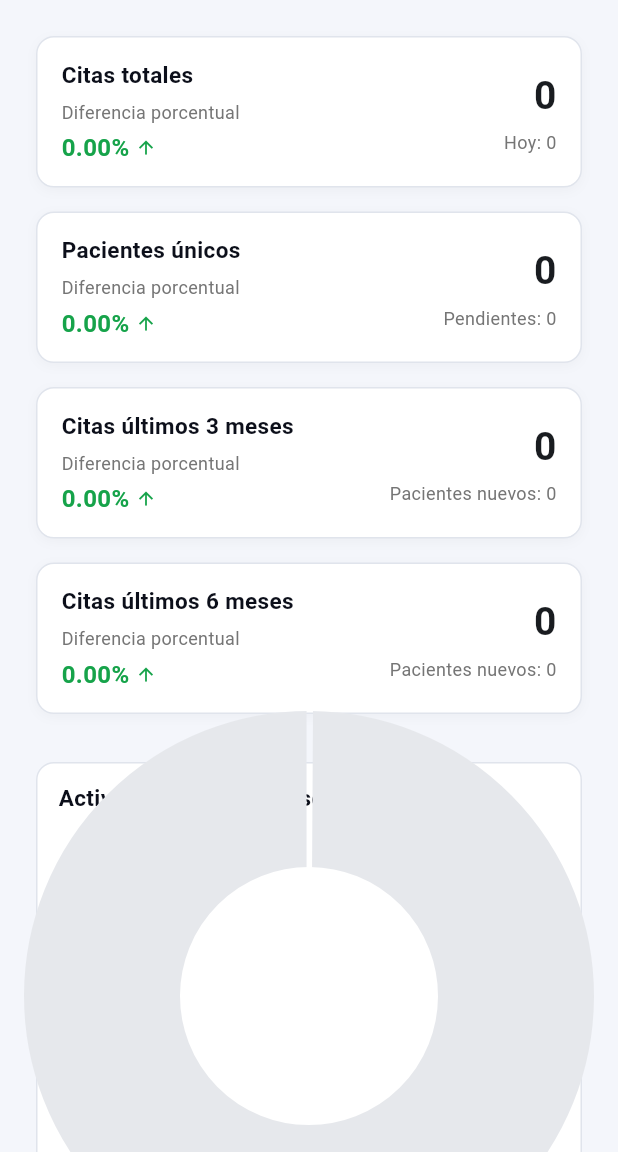
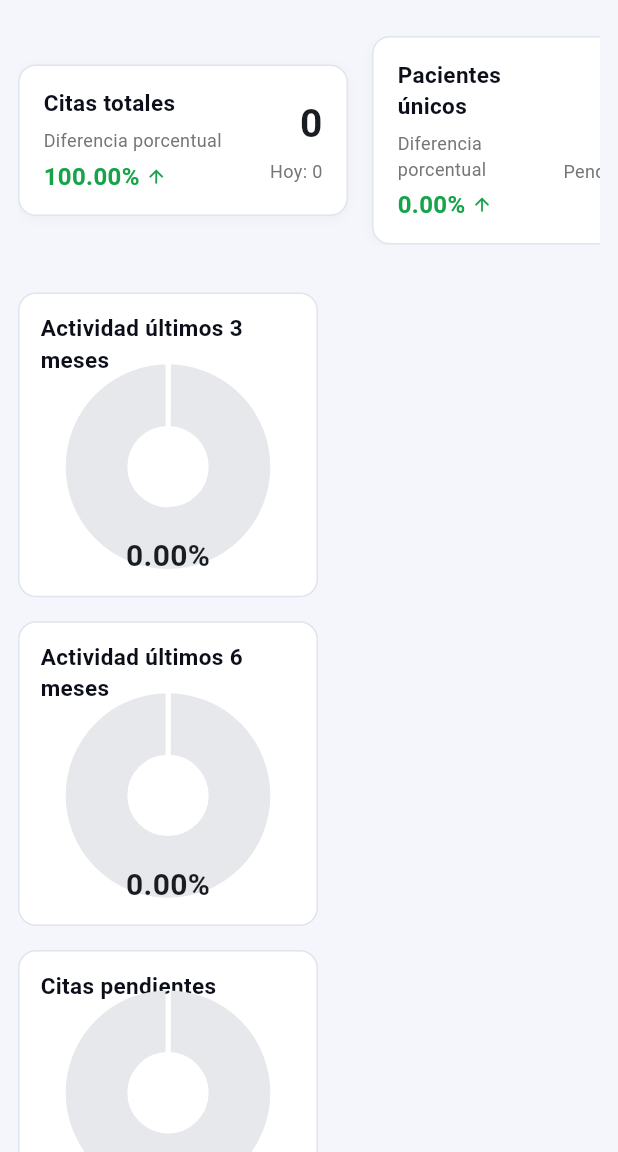
Before and after one commit to N1KOLAS-cyber/sistema-de-citas-medicas, a Flutter app: the DashboardPage screen opened directly with empty values, on a phone screen of 412 x 824 dp, the part 84-1236 px from its top. Run offline on Flutter 3.47's test engine with Material 3 defaults, Android fonts, the phone set to English and light mode, and no system bars; drawn by our look-alikes of fl_chart; our stand-ins replace cloud_firestore, equatable, firebase_auth, firebase_core, flutter_bloc; accounts and stored records are empty; network calls fail.

Commit message:
ajuntando el dashboard

```diff
--- a/lib/tabs/dashboard_page.dart
+++ b/lib/tabs/dashboard_page.dart
@@ -66,31 +66,57 @@ class _DashboardPageState extends State<DashboardPage> {
           DateTime startMonths(int months) =>
               DateTime(now.year, now.month - months, now.day);
 
-          bool isWithinMonths(DateTime? date, int months) {
-            if (date == null) return false;
-            return date.isAfter(startMonths(months));
+          String extractPatientId(Map<String, dynamic> data, String docId) {
+            return (data['patientId'] ??
+                    data['nombreUsuario'] ??
+                    data['patientEmail'] ??
+                    docId)
+                .toString();
           }
 
-          int countAppointmentsWithin(int months) => citas
-              .where((doc) => isWithinMonths(
-                  _parseDate(
-                      doc.data()['appointmentDate'] ?? doc.data()['fechaHora']),
-                  months))
-              .length;
+          int countAppointmentsWithin(int months, {Set<String>? statuses}) {
+            final cutoff = startMonths(months);
+            return citas.where((doc) {
+              final fecha =
+                  _parseDate(doc.data()['appointmentDate'] ?? doc.data()['fechaHora']);
+              if (fecha == null || fecha.isBefore(cutoff)) return false;
+              if (statuses != null && statuses.isNotEmpty) {
+                final status = (doc.data()['status'] ?? '').toString().toLowerCase();
+                if (!statuses.contains(status)) return false;
+              }
+              return true;
+            }).length;
+          }
 
           int countUniquePatientsWithin(int months) {
             final patients = <String>{};
+            final cutoff = startMonths(months);
             for (final doc in citas) {
-              final fecha = _parseDate(
-                  doc.data()['appointmentDate'] ?? doc.data()['fechaHora']);
-              if (!isWithinMonths(fecha, months)) continue;
-              final id = doc.data()['patientId'] ??
-                  doc.data()['nombreUsuario'] ??
-                  doc.data()['patientEmail'] ??
-                  doc.id;
-              patients.add(id.toString());
+              final fecha =
+                  _parseDate(doc.data()['appointmentDate'] ?? doc.data()['fechaHora']);
+              if (fecha == null || fecha.isBefore(cutoff)) continue;
+              patients.add(extractPatientId(doc.data(), doc.id));
             }
             return patients.length;
+          }
+
+          final Map<String, DateTime> firstAppointmentByPatient = {};
+          for (final doc in citas) {
+            final fecha =
+                _parseDate(doc.data()['appointmentDate'] ?? doc.data()['fechaHora']);
+            if (fecha == null) continue;
+            final id = extractPatientId(doc.data(), doc.id);
+            final current = firstAppointmentByPatient[id];
+            if (current == null || fecha.isBefore(current)) {
+              firstAppointmentByPatient[id] = fecha;
+            }
+          }
+
+          int countByStatus(Set<String> statuses) {
+            return citas.where((doc) {
+              final status = (doc.data()['status'] ?? '').toString().toLowerCase();
+              return statuses.contains(status);
+            }).length;
           }
 
           final citasHoy = citas.where((doc) {
@@ -101,27 +127,25 @@ class _DashboardPageState extends State<DashboardPage> {
             return truncated == today;
           }).length;
 
-          final pendientes = citas.where((doc) {
-            final status = (doc.data()['status'] ?? '').toString().toLowerCase();
-            return status == 'pending' ||
-                status == 'confirmada' ||
-                status == 'confirmed';
-          }).length;
+          final totalPacientes24m = countUniquePatientsWithin(24);
+          final totalCitas3m = countAppointmentsWithin(3);
+          final totalCitas6m = countAppointmentsWithin(6);
+          final completadas3m =
+              countAppointmentsWithin(3, statuses: {'completed'});
+          final completadas6m =
+              countAppointmentsWithin(6, statuses: {'completed'});
+          final pendientesCount =
+              countByStatus({'pending', 'confirmada', 'confirmed'});
+          final canceladasCount =
+              countByStatus({'cancelled', 'cancelada', 'canceled'});
 
-          final activos3m = countAppointmentsWithin(3);
-          final activos6m = countAppointmentsWithin(6);
-          final nuevos3m = countUniquePatientsWithin(3);
-          final nuevos6m = countUniquePatientsWithin(6);
+          const int objetivoCitas = 32;
+          const int objetivoPacientes = 32;
 
-          final totalPacientes24m = countUniquePatientsWithin(24);
+          double safeRatio(int value, int base) => base <= 0 ? 0 : value / base;
 
-          double ratioByBase(int value, int base) =>
-              base <= 0 ? 0 : value / base;
-
-          final ratioActividad3 = ratioByBase(activos3m, totalCitas);
-          final ratioActividad6 = ratioByBase(activos6m, totalCitas);
-          final ratioCaptacion3 = ratioByBase(nuevos3m, totalPacientes24m);
-          final ratioCaptacion6 = ratioByBase(nuevos6m, totalPacientes24m);
+          final ratioActividad3 = safeRatio(completadas3m, totalCitas3m);
+          final ratioActividad6 = safeRatio(completadas6m, totalCitas6m);
 
           final last90Days = startMonths(3);
           final dailyCounts = <DateTime, int>{};
@@ -142,6 +166,7 @@ class _DashboardPageState extends State<DashboardPage> {
           return LayoutBuilder(
             builder: (context, constraints) {
               final maxWidth = constraints.maxWidth;
+              final isCompact = maxWidth < 640;
               final spacing = 16.0;
               final columns = maxWidth >= 1400
                   ? 4
@@ -159,92 +184,97 @@ class _DashboardPageState extends State<DashboardPage> {
                 return value;
               }
 
-              final metricWidth = columns == 1
-                  ? maxWidth
-                  : clampWidth(cardWidth, 240, 360);
               final donutWidth = columns == 1
-                  ? maxWidth
-                  : clampWidth(cardWidth, 220, 320);
+                  ? clampWidth(maxWidth * 0.6, 160, 200)
+                  : clampWidth(cardWidth, 150, 180);
               final donutConfigs = [
                 _DonutConfig(
                   title: 'Actividad últimos 3 meses',
                   percentage: ratioActividad3 * 100,
-                  value: activos3m,
-                  base: totalCitas,
-                  detail: '$activos3m de $totalCitas citas totales',
+                  value: completadas3m,
+                  base: totalCitas3m,
+                  detail:
+                      '$completadas3m completadas / $totalCitas3m registradas (meta $objetivoCitas)',
                 ),
                 _DonutConfig(
                   title: 'Actividad últimos 6 meses',
                   percentage: ratioActividad6 * 100,
-                  value: activos6m,
-                  base: totalCitas,
-                  detail: '$activos6m de $totalCitas citas totales',
+                  value: completadas6m,
+                  base: totalCitas6m,
+                  detail:
+                      '$completadas6m completadas / $totalCitas6m registradas (meta $objetivoCitas)',
                 ),
                 _DonutConfig(
-                  title: 'Captación últimos 3 meses',
-                  percentage: ratioCaptacion3 * 100,
-                  value: nuevos3m,
-                  base: totalPacientes24m,
-                  detail: '$nuevos3m pacientes nuevos / $totalPacientes24m totales',
+                  title: 'Citas pendientes',
+                  percentage: safeRatio(pendientesCount, totalCitas) * 100,
+                  value: pendientesCount,
+                  base: totalCitas,
+                  detail: '$pendientesCount pendientes / $totalCitas totales',
                 ),
                 _DonutConfig(
-                  title: 'Captación últimos 6 meses',
-                  percentage: ratioCaptacion6 * 100,
-                  value: nuevos6m,
-                  base: totalPacientes24m,
-                  detail: '$nuevos6m pacientes nuevos / $totalPacientes24m totales',
+                  title: 'Citas canceladas',
+                  percentage: safeRatio(canceladasCount, totalCitas) * 100,
+                  value: canceladasCount,
+                  base: totalCitas,
+                  detail: '$canceladasCount canceladas / $totalCitas totales',
                 ),
               ];
 
+              final horizontalPadding = isCompact ? 12.0 : 24.0;
+
               return SingleChildScrollView(
-                padding: const EdgeInsets.all(24),
+                padding: EdgeInsets.symmetric(horizontal: horizontalPadding, vertical: 24),
                 child: Center(
                   child: ConstrainedBox(
                     constraints: const BoxConstraints(maxWidth: 1400),
                     child: Column(
                       crossAxisAlignment: CrossAxisAlignment.start,
                       children: [
-                        Wrap(
-                          spacing: spacing,
-                          runSpacing: spacing,
+                        SingleChildScrollView(
+                          scrollDirection: Axis.horizontal,
+                          child: Row(
                             children: [
                               SizedBox(
-                              width: metricWidth,
+                                width: isCompact ? 220 : 260,
                                 child: _buildMetricColumn(
                                   title: 'Citas totales',
                                   value: totalCitas,
                                   comparison: 'Hoy: $citasHoy',
-                                percentage: ratioByBase(totalCitas, totalCitas) * 100,
+                                  percentage: 100,
                                 ),
                               ),
+                              const SizedBox(width: 16),
                               SizedBox(
-                              width: metricWidth,
+                                width: isCompact ? 220 : 260,
                                 child: _buildMetricColumn(
                                   title: 'Pacientes únicos',
                                   value: totalPacientes24m,
-                                comparison: 'Pendientes: $pendientes',
-                                percentage: ratioByBase(totalPacientes24m, totalCitas) * 100,
+                                  comparison: 'Pendientes: $pendientesCount',
+                                  percentage: safeRatio(totalPacientes24m, objetivoPacientes) * 100,
                                 ),
                               ),
+                              const SizedBox(width: 16),
                               SizedBox(
-                              width: metricWidth,
+                                width: isCompact ? 220 : 260,
                                 child: _buildMetricColumn(
                                   title: 'Citas últimos 3 meses',
-                                value: activos3m,
-                                comparison: 'Pacientes nuevos: $nuevos3m',
+                                  value: totalCitas3m,
+                                  comparison: 'Completadas: $completadas3m',
                                   percentage: ratioActividad3 * 100,
                                 ),
                               ),
+                              const SizedBox(width: 16),
                               SizedBox(
-                              width: metricWidth,
+                                width: isCompact ? 220 : 260,
                                 child: _buildMetricColumn(
                                   title: 'Citas últimos 6 meses',
-                                value: activos6m,
-                                comparison: 'Pacientes nuevos: $nuevos6m',
+                                  value: totalCitas6m,
+                                  comparison: 'Completadas: $completadas6m',
                                   percentage: ratioActividad6 * 100,
                                 ),
                               ),
                             ],
+                          ),
                         ),
                         const SizedBox(height: 32),
                         Wrap(
@@ -393,10 +423,10 @@ class _DashboardPageState extends State<DashboardPage> {
         baseValue <= 0 ? 0.0 : (percentage.isNaN ? 0.0 : percentage.clamp(0, 100));
     final ratio = normalized / 100;
 
-    final availableWidth = width - 32; // padding horizontal aprox.
-    final chartSize = clampDouble(availableWidth, 140, 220);
-    final ringRadius = clampDouble(chartSize / 2 - 6, 36, chartSize / 2);
-    final centerRadius = clampDouble(ringRadius - 18, 24, ringRadius - 6);
+    final availableWidth = width - 36; // padding horizontal aprox.
+    final chartSize = clampDouble(availableWidth * 0.55, 80, 120);
+    final ringRadius = clampDouble(chartSize / 2 - 4, 24, chartSize / 2);
+    final centerRadius = clampDouble(ringRadius - 14, 14, ringRadius - 4);
 
     return SizedBox(
       width: width,
@@ -408,7 +438,15 @@ class _DashboardPageState extends State<DashboardPage> {
           final displayPercent = (animatedRatio * 100).clamp(0, 100);
           final remaining = (1 - animatedRatio).clamp(0.001, 1.0);
 
-          return Container(
+          return Tooltip(
+            message: detailText,
+            padding: const EdgeInsets.all(12),
+            decoration: BoxDecoration(
+              color: Colors.black.withAlpha(220),
+              borderRadius: BorderRadius.circular(8),
+            ),
+            textStyle: const TextStyle(color: Colors.white, fontSize: 13),
+            child: Container(
               padding: const EdgeInsets.symmetric(horizontal: 14, vertical: 12),
               decoration: BoxDecoration(
                 color: Colors.white,
@@ -426,7 +464,7 @@ class _DashboardPageState extends State<DashboardPage> {
                       color: Color(0xFF0C0F1A),
                     ),
                   ),
-                const SizedBox(height: 12),
+                  const SizedBox(height: 16),
                   SizedBox(
                     height: chartSize,
                     child: PieChart(
@@ -460,18 +498,8 @@ class _DashboardPageState extends State<DashboardPage> {
                       ),
                     ),
                   ),
-                const SizedBox(height: 2),
-                Center(
-                  child: Text(
-                    detailText,
-                    style: TextStyle(
-                      fontSize: 12,
-                      color: Colors.grey.shade600,
+                ],
               ),
-                    textAlign: TextAlign.center,
-                  ),
-                ),
-              ],
             ),
           );
         },
```
Lines whose indentation alone changed are shown as unchanged.
